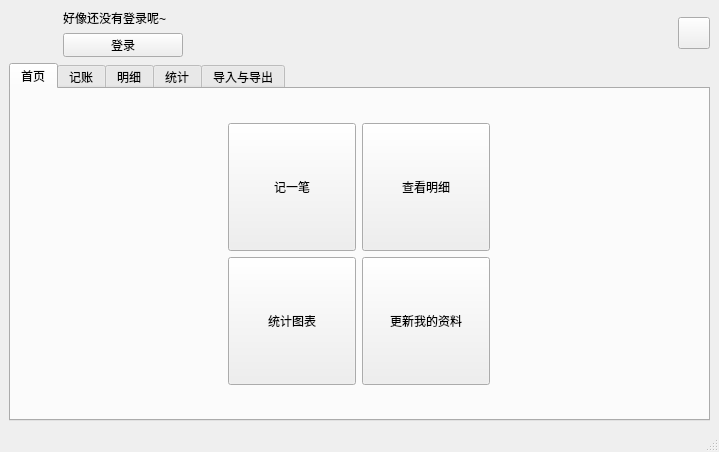
The window that ui/oopcash_mainwindow.ui (Harry-Chen/OOP-Cash) describes before a commit, drawn with Qt 5.
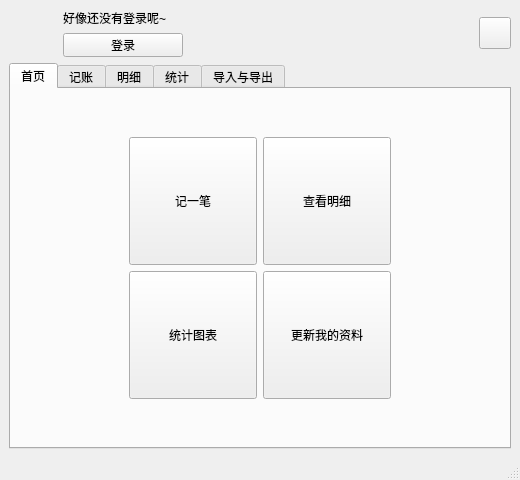
The same window after the commit. Icons and pictures are not drawn.

```diff
--- a/ui/oopcash_mainwindow.ui
+++ b/ui/oopcash_mainwindow.ui
@@ -6,10 +6,16 @@
    <rect>
     <x>0</x>
     <y>0</y>
-    <width>719</width>
-    <height>452</height>
+    <width>520</width>
+    <height>480</height>
    </rect>
   </property>
+  <property name="sizePolicy">
+   <sizepolicy hsizetype="Preferred" vsizetype="Preferred">
+    <horstretch>0</horstretch>
+    <verstretch>0</verstretch>
+   </sizepolicy>
+  </property>
   <property name="windowTitle">
    <string>Expensé</string>
   </property>
```
Left out of the diff: 4 changed lines with no effect on the pictures.
